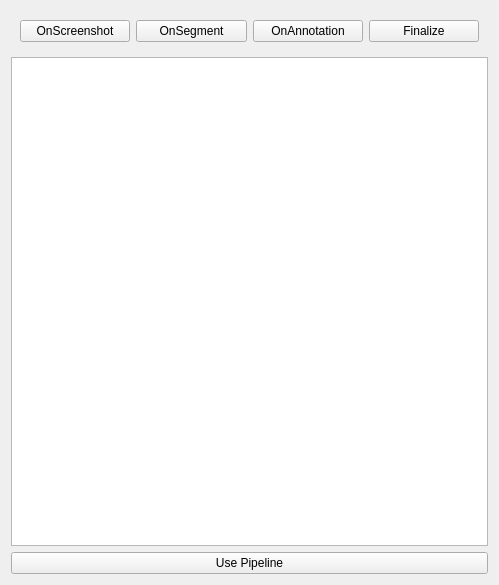
Above: qt_ui/PipelineWidget.ui from FilmColors/VIAN before the change. Below: the same form after it.
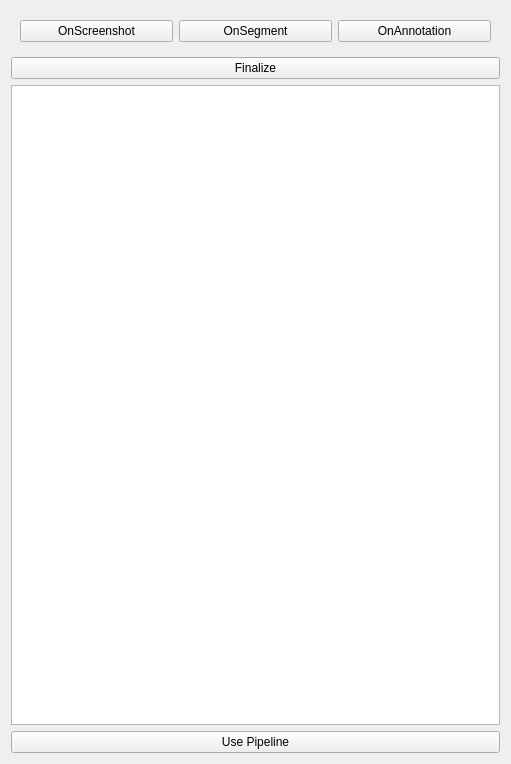
That is the form after the change.

Commit message: Pipeline Scripts implemented

Diff of the .ui file:
```diff
--- a/qt_ui/PipelineWidget.ui
+++ b/qt_ui/PipelineWidget.ui
@@ -6,8 +6,8 @@
    <rect>
     <x>0</x>
     <y>0</y>
-    <width>499</width>
-    <height>585</height>
+    <width>511</width>
+    <height>764</height>
    </rect>
   </property>
   <property name="windowTitle">
@@ -47,6 +47,9 @@
         </property>
        </widget>
       </item>
+     </layout>
+    </widget>
+   </item>
       <item>
        <widget class="QPushButton" name="btn_Finalize">
         <property name="text">
@@ -55,9 +58,6 @@
         <property name="checkable">
          <bool>false</bool>
         </property>
-       </widget>
-      </item>
-     </layout>
     </widget>
    </item>
    <item>
```
Lines whose indentation alone changed are shown as unchanged. The commit also changes 10 other files.
